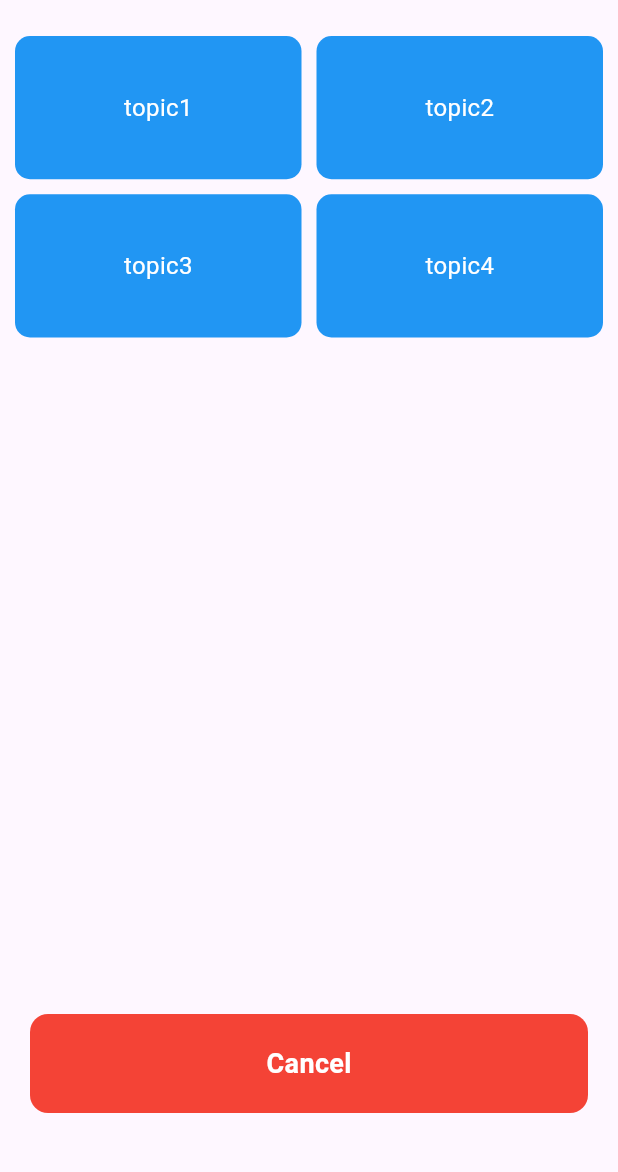
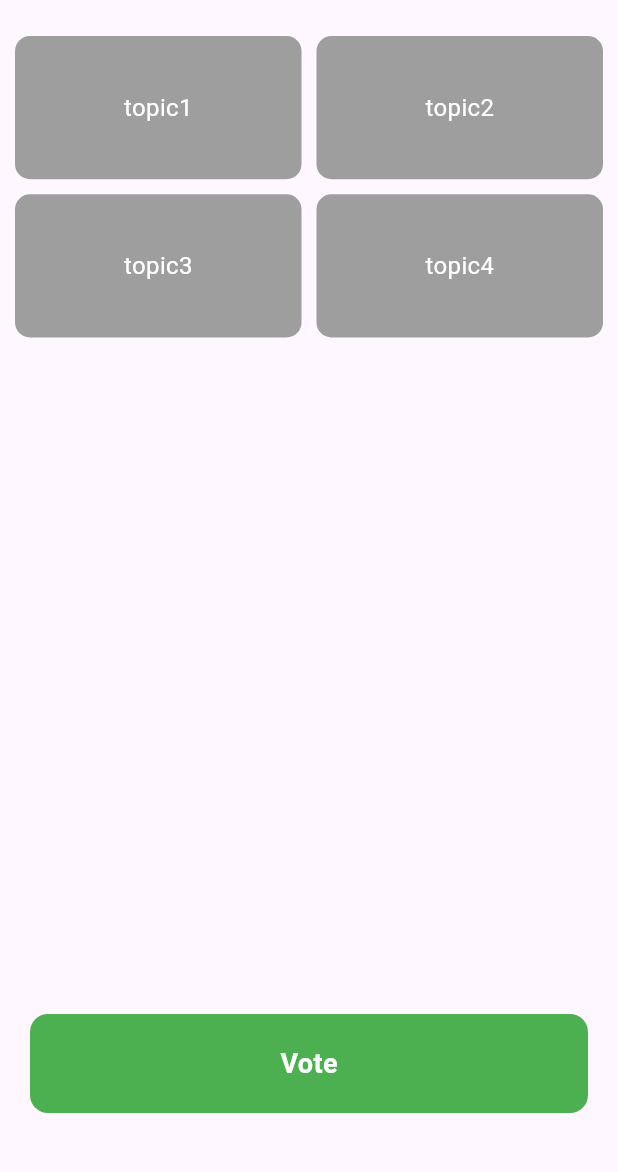
Before and after one commit to sesbusinesses/Chameleonmaxxing, a Flutter app: the WaitingPage screen opened directly, swiped to page 2, on a phone screen of 412 x 824 dp, the part 63-1235 px from its top. Run offline on Flutter 3.47's test engine with Material 3 defaults, Android fonts, the phone set to English and light mode, and no system bars; our stand-ins replace firebase_core; accounts and stored records are empty.

Commit message:
Updated WaitingPage and grid widgets. Still need to make some final changes for the SelectableGrid to work properly.

```diff
--- a/chameleon/lib/pages/waiting_topics_page.dart
+++ b/chameleon/lib/pages/waiting_topics_page.dart
@@ -1,5 +1,5 @@
 import 'package:flutter/material.dart';
-import '../widgets/display_grid.dart';
+import '../widgets/selectable_grid.dart';
 import '../widgets/wide_button.dart';
 
 class WaitingTopicsPage extends StatelessWidget {
@@ -11,17 +11,19 @@ class WaitingTopicsPage extends StatelessWidget {
       child: Column(
         mainAxisAlignment: MainAxisAlignment.spaceEvenly,
         children: <Widget>[
-          const DisplayGrid(
+          const SelectableGrid(
             displayList: ['topic1', 'topic2', 'topic3', 'topic4'], // Example usernames
+            color: Colors.grey,
           ),
-          Padding(
-            padding: const EdgeInsets.only(bottom: 40),
-            child: WideButton(
-              text: 'Cancel',
-              color: Colors.red,
-              onPressed: () => Navigator.pop(context),
-            ),
-          ),
+          const SizedBox(height: 40),
+          // Padding(
+          //   padding: const EdgeInsets.only(bottom: 40),
+          //   child: WideButton(
+          //     text: 'Cancel',
+          //     color: Colors.red,
+          //     onPressed: () => Navigator.pop(context),
+          //   ),
+          // ),
         ],
       ),
     );
--- a/chameleon/lib/widgets/display_grid.dart
+++ b/chameleon/lib/widgets/display_grid.dart
@@ -1,18 +1,23 @@
 import 'package:flutter/material.dart';
 
 class DisplayGrid extends StatelessWidget {
-  final List<String> displayList;
+  final List<String> userList;
+  final List<bool> hasVoted; // New list of booleans
   final int crossAxisCount;
+  final Color trueColor; // Color for items with true boolean value
+  final Color falseColor; // Color for items with false boolean value
 
   const DisplayGrid({
     super.key,
-    required this.displayList,
-    this.crossAxisCount = 2, // Set the default value to 2
-    });
+    required this.userList,
+    required this.hasVoted, // Add hasVoted to constructor
+    this.crossAxisCount = 2,
+    this.trueColor = Colors.green, // Default color for true values
+    this.falseColor = Colors.blue, // Default color for false values
+  }) : assert(userList.length == hasVoted.length, 'The length of userList and hasVoted must be the same.');
 
   @override
   Widget build(BuildContext context) {
-    // Wrap the CustomScrollView in a Flexible widget
     return Flexible(
       child: CustomScrollView(
         slivers: [
@@ -20,26 +25,28 @@ class DisplayGrid extends StatelessWidget {
             padding: const EdgeInsets.all(10),
             sliver: SliverGrid(
               gridDelegate: SliverGridDelegateWithFixedCrossAxisCount(
-                crossAxisCount: crossAxisCount, // Determines the number of columns
-                crossAxisSpacing: 10, // Space between columns
-                mainAxisSpacing: 10, // Space between rows
-                childAspectRatio: 2, // Adjust the aspect ratio of the grid items
+                crossAxisCount: crossAxisCount,
+                crossAxisSpacing: 10,
+                mainAxisSpacing: 10,
+                childAspectRatio: 2,
               ),
               delegate: SliverChildBuilderDelegate(
                 (BuildContext context, int index) {
+                  // Determine color based on the boolean value
+                  Color itemColor = hasVoted[index] ? trueColor : falseColor;
                   return Container(
                     alignment: Alignment.center,
                     decoration: BoxDecoration(
-                      color: Colors.blue,
+                      color: itemColor,
                       borderRadius: BorderRadius.circular(10),
                     ),
                     child: Text(
-                      displayList[index],
+                      userList[index],
                       style: const TextStyle(color: Colors.white, fontSize: 16),
                     ),
                   );
                 },
-                childCount: displayList.length, // The total number of grid items
+                childCount: userList.length,
               ),
             ),
           ),
--- a/chameleon/lib/widgets/selectable_grid.dart
+++ b/chameleon/lib/widgets/selectable_grid.dart
@@ -0,0 +1,89 @@
+import 'package:flutter/material.dart';
+
+import 'wide_button.dart';
+
+class SelectableGrid extends StatefulWidget {
+  final List<String> displayList;
+  final int crossAxisCount;
+  final Color color;
+  final Function(String)? onSelectionConfirmed; // Callback for when a selection is confirmed
+
+  const SelectableGrid({
+    super.key,
+    required this.displayList,
+    this.crossAxisCount = 2,
+    this.color = Colors.blue,
+    this.onSelectionConfirmed,
+  });
+
+  @override
+  SelectableGridState createState() => SelectableGridState();
+}
+
+class SelectableGridState extends State<SelectableGrid> {
+  int? _selectedItemIndex;
+  bool _isSelectionConfirmed = false;
+
+  @override
+  Widget build(BuildContext context) {
+    return Expanded(
+      child: Column(
+        children: [
+          Expanded(
+            child: GridView.builder(
+              padding: const EdgeInsets.all(10),
+              gridDelegate: SliverGridDelegateWithFixedCrossAxisCount(
+                crossAxisCount: widget.crossAxisCount,
+                crossAxisSpacing: 10,
+                mainAxisSpacing: 10,
+                childAspectRatio: 2,
+              ),
+              itemCount: widget.displayList.length,
+              itemBuilder: (context, index) {
+                final bool isSelected = _selectedItemIndex == index;
+                return GestureDetector(
+                  onTap: !_isSelectionConfirmed ? () {
+                    setState(() {
+                      _selectedItemIndex = isSelected ? null : index;
+                    });
+                  } : null,
+                  child: Container(
+                    alignment: Alignment.center,
+                    decoration: BoxDecoration(
+                      color: isSelected ? Colors.red : widget.color,
+                      borderRadius: BorderRadius.circular(10),
+                      border: isSelected ? Border.all(color: Colors.white, width: 2) : null,
+                    ),
+                    child: Text(
+                      widget.displayList[index],
+                      style: const TextStyle(color: Colors.white, fontSize: 16),
+                    ),
+                  ),
+                );
+              },
+            ),
+          ),
+          Padding(
+            padding: const EdgeInsets.only(top: 20),
+            child: Visibility(
+              visible: !_isSelectionConfirmed,
+              child: WideButton(
+                text: 'Vote',
+                onPressed: () {
+                  if (_selectedItemIndex != null) {
+                    setState(() {
+                      _isSelectionConfirmed = true;
+                    });
+                    if (widget.onSelectionConfirmed != null) {
+                      widget.onSelectionConfirmed!(widget.displayList[_selectedItemIndex!]);
+                    }
+                  }
+                },
+              ),
+            ),
+          ),
+        ],
+      )
+    );
+  }
+}
```
Also changed, not shown: chameleon/lib/pages/waiting_people_page.dart (+4 -3 lines).
